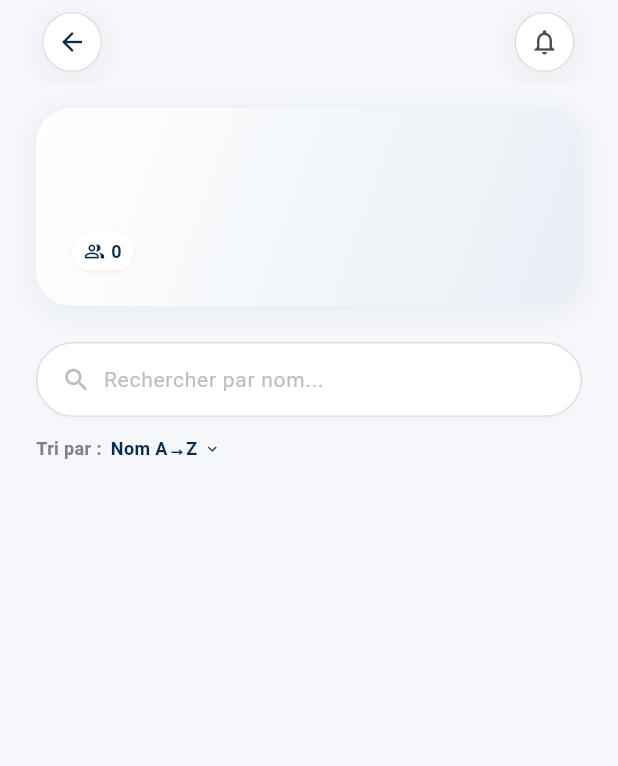
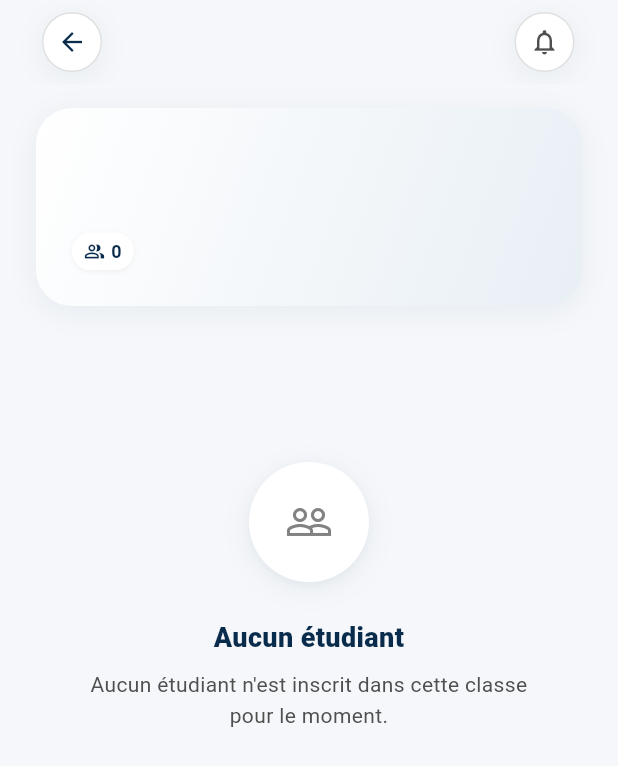
Before and after one commit to Syndory/syndory-prof, a Flutter app: the EffectifsScreen screen opened directly with empty values, on a phone screen of 412 x 824 dp. Shown: the top 766 px of the screen. Run offline on Flutter 3.47's test engine with Material 3 defaults, Android fonts, the phone set to English and light mode, and no system bars; our stand-ins replace supabase_flutter; accounts and stored records are empty.

Commit message:
feat(classes): Allowed the searching functionality

```diff
--- a/lib/features/classes/classes_screen.dart
+++ b/lib/features/classes/classes_screen.dart
@@ -30,22 +30,26 @@ class _ClassesScreenState extends State<ClassesScreen> {
           name: 'Alice Bernard',
           email: 'alice.bernard@univ.edu',
           initials: 'AB',
-            attendanceRate: 95),
+          attendanceRate: 95,
+        ),
         const StudentModel(
           name: 'Julien Dupont',
           email: 'julien.dupont@univ.edu',
           initials: 'JD',
-            attendanceRate: 72),
+          attendanceRate: 72,
+        ),
         const StudentModel(
           name: 'Marie Leroy',
           email: 'marie.leroy@univ.edu',
           initials: 'ML',
-            attendanceRate: 45),
+          attendanceRate: 45,
+        ),
         const StudentModel(
           name: 'Thomas Martin',
           email: 'thomas.martin@univ.edu',
           initials: 'TM',
-            attendanceRate: 100),
+          attendanceRate: 100,
+        ),
       ],
     ),
     ClassModel(
@@ -59,12 +63,14 @@ class _ClassesScreenState extends State<ClassesScreen> {
           name: 'Marc Lefebvre',
           email: 'marc.lefebvre@univ.edu',
           initials: 'ML',
-            attendanceRate: 88),
+          attendanceRate: 88,
+        ),
         const StudentModel(
           name: 'Sophie Petit',
           email: 'sophie.petit@univ.edu',
           initials: 'SP',
-            attendanceRate: 92),
+          attendanceRate: 92,
+        ),
       ],
     ),
     ClassModel(
@@ -78,8 +84,17 @@ class _ClassesScreenState extends State<ClassesScreen> {
           name: 'Jean Rochefort',
           email: 'jean.rochefort@univ.edu',
           initials: 'JR',
-            attendanceRate: 82),
+          attendanceRate: 82,
+        ),
       ],
+    ),
+    const ClassModel(
+      title: 'L1 Architecture',
+      filiere: 'Sciences & Technologies',
+      studentCount: 0,
+      subjects: ['Dessin Technique'],
+      attendanceRate: 0,
+      students: [],
     ),
   ];
 
@@ -155,7 +170,8 @@ class _ClassesScreenState extends State<ClassesScreen> {
         return ListView(
           padding: const EdgeInsets.symmetric(horizontal: 24, vertical: 8),
           children: _classes
-              .map((classModel) => GestureDetector(
+              .map(
+                (classModel) => GestureDetector(
                   onTap: () {
                     Navigator.push(
                       context,
@@ -172,7 +188,8 @@ class _ClassesScreenState extends State<ClassesScreen> {
                     subjects: classModel.subjects,
                     attendanceRate: classModel.attendanceRate,
                   ),
-                  ))
+                ),
+              )
               .toList(),
         );
     }
--- a/lib/features/classes/effectifs_screen.dart
+++ b/lib/features/classes/effectifs_screen.dart
@@ -1,14 +1,51 @@
 import 'package:flutter/material.dart';
 import 'models/models.dart';
 import 'widgets/student_card.dart';
+import 'widgets/state_box.dart';
 
-class EffectifsScreen extends StatelessWidget {
+class EffectifsScreen extends StatefulWidget {
   final ClassModel classInfo;
 
   const EffectifsScreen({super.key, required this.classInfo});
 
   @override
+  State<EffectifsScreen> createState() => _EffectifsScreenState();
+}
+
+class _EffectifsScreenState extends State<EffectifsScreen> {
+  late TextEditingController _searchController;
+  String _searchQuery = '';
+
+  @override
+  void initState() {
+    super.initState();
+    _searchController = TextEditingController();
+  }
+
+  @override
+  void dispose() {
+    _searchController.dispose();
+    super.dispose();
+  }
+
+  List<StudentModel> get _filteredStudents {
+    if (_searchQuery.isEmpty) {
+      return widget.classInfo.students;
+    }
+    return widget.classInfo.students
+        .where(
+          (student) =>
+              student.name.toLowerCase().contains(_searchQuery.toLowerCase()),
+        )
+        .toList();
+  }
+
+  @override
   Widget build(BuildContext context) {
+    final students = _filteredStudents;
+    final isClassEmpty = widget.classInfo.students.isEmpty;
+    final isSearchEmpty = students.isEmpty && _searchQuery.isNotEmpty;
+
     return Scaffold(
       backgroundColor: const Color(0xFFF5F7FA), // --bg
       appBar: AppBar(
@@ -41,7 +78,7 @@ class EffectifsScreen extends StatelessWidget {
           ),
         ),
         title: Text(
-          classInfo.title,
+          widget.classInfo.title,
           style: const TextStyle(
             fontSize: 18,
             fontWeight: FontWeight.w800,
@@ -102,7 +139,7 @@ class EffectifsScreen extends StatelessWidget {
                 crossAxisAlignment: CrossAxisAlignment.start,
                 children: [
                   Text(
-                    classInfo.title,
+                    widget.classInfo.title,
                     style: const TextStyle(
                       fontSize: 18,
                       fontWeight: FontWeight.w800,
@@ -111,7 +148,7 @@ class EffectifsScreen extends StatelessWidget {
                   ),
                   const SizedBox(height: 2),
                   Text(
-                    classInfo.filiere,
+                    widget.classInfo.filiere,
                     style: const TextStyle(
                       fontSize: 13,
                       color: Color(0xFF4F4F4F),
@@ -145,7 +182,7 @@ class EffectifsScreen extends StatelessWidget {
                             ),
                             const SizedBox(width: 4),
                             Text(
-                              classInfo.studentCount.toString(),
+                              widget.classInfo.studentCount.toString(),
                               style: const TextStyle(
                                 fontSize: 12,
                                 fontWeight: FontWeight.w700,
@@ -156,7 +193,7 @@ class EffectifsScreen extends StatelessWidget {
                         ),
                       ),
                       const SizedBox(width: 8),
-                      ...classInfo.subjects.map(
+                      ...widget.classInfo.subjects.map(
                         (subject) => Padding(
                           padding: const EdgeInsets.only(right: 8),
                           child: Container(
@@ -193,7 +230,8 @@ class EffectifsScreen extends StatelessWidget {
             ),
             const SizedBox(height: 24),
 
-            // Tools Bar
+            // Tools Bar (only if class is not empty)
+            if (!isClassEmpty) ...[
               Column(
                 children: [
                   Container(
@@ -221,9 +259,15 @@ class EffectifsScreen extends StatelessWidget {
                           size: 20,
                         ),
                         const SizedBox(width: 8),
-                      const Expanded(
+                        Expanded(
                           child: TextField(
-                          decoration: InputDecoration(
+                            controller: _searchController,
+                            onChanged: (value) {
+                              setState(() {
+                                _searchQuery = value;
+                              });
+                            },
+                            decoration: const InputDecoration(
                               hintText: 'Rechercher par nom...',
                               hintStyle: TextStyle(
                                 color: Color(0xFFBDBDBD),
@@ -252,9 +296,9 @@ class EffectifsScreen extends StatelessWidget {
                       const SizedBox(width: 6),
                       GestureDetector(
                         onTap: () {},
-                      child: Row(
+                        child: const Row(
                           children: [
-                          const Text(
+                            Text(
                               'Nom A→Z',
                               style: TextStyle(
                                 fontSize: 12,
@@ -262,8 +306,8 @@ class EffectifsScreen extends StatelessWidget {
                                 color: Color(0xFF092C4C),
                               ),
                             ),
-                          const SizedBox(width: 4),
-                          const Icon(
+                            SizedBox(width: 4),
+                            Icon(
                               Icons.keyboard_arrow_down,
                               color: Color(0xFF092C4C),
                               size: 12,
@@ -276,10 +320,25 @@ class EffectifsScreen extends StatelessWidget {
                 ],
               ),
               const SizedBox(height: 24),
+            ],
 
-            // Student List
+            // Student List or Empty States
+            if (isClassEmpty)
+              const StateBox(
+                icon: Icons.people_outline,
+                title: 'Aucun étudiant',
+                description:
+                    'Aucun étudiant n\'est inscrit dans cette classe pour le moment.',
+              )
+            else if (isSearchEmpty)
+              StateBox(
+                icon: Icons.search,
+                title: 'Aucun résultat',
+                description: 'Aucun étudiant correspondant à "$_searchQuery".',
+              )
+            else
               Column(
-              children: classInfo.students
+                children: students
                     .map((student) => StudentCard(student: student))
                     .toList(),
               ),
```
Lines whose indentation alone changed are shown as unchanged.
